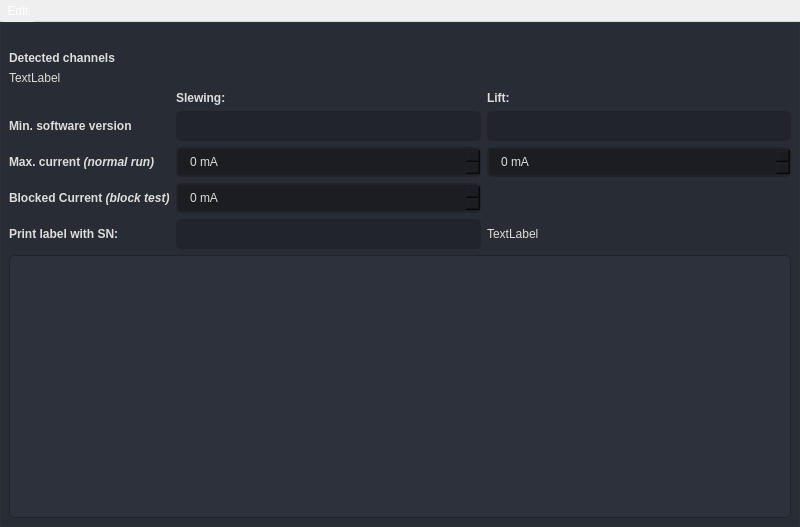
Above: app/ui/main.ui from davidsenoner/emec-drv-canopen-tester before the change. Below: the same form after it.
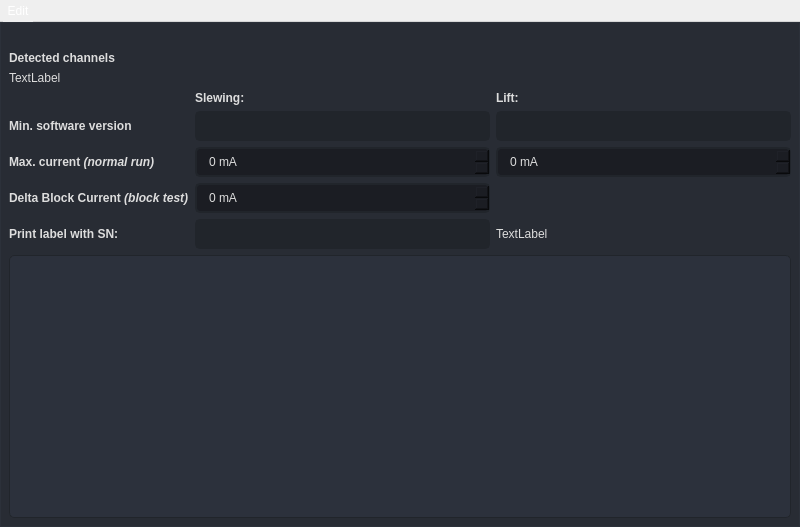
That is the form after the change. Icons and pictures are not drawn.

Commit message: feat: rename threshold setting to delta block current to avoid wrong settings to be loaded

What changed in the file:
```diff
--- a/app/ui/main.ui
+++ b/app/ui/main.ui
@@ -884,7 +884,7 @@
            <item row="3" column="0">
             <widget class="QLabel" name="label_2">
              <property name="text">
-              <string>&lt;html&gt;&lt;head/&gt;&lt;body&gt;&lt;h4 style=&quot; margin-top:12px; margin-bottom:12px; margin-left:0px; margin-right:0px; -qt-block-indent:0; text-indent:0px;&quot;&gt;&lt;span style=&quot; font-size:medium; font-weight:600;&quot;&gt;Blocked Current &lt;/span&gt;&lt;span style=&quot; font-size:medium; font-weight:600; font-style:italic;&quot;&gt;(block test)&lt;/span&gt;&lt;/h4&gt;&lt;/body&gt;&lt;/html&gt;</string>
+              <string>&lt;html&gt;&lt;head/&gt;&lt;body&gt;&lt;h4 style=&quot; margin-top:12px; margin-bottom:12px; margin-left:0px; margin-right:0px; -qt-block-indent:0; text-indent:0px;&quot;&gt;&lt;span style=&quot; font-size:medium; font-weight:600;&quot;&gt;Delta Block Current &lt;/span&gt;&lt;span style=&quot; font-size:medium; font-weight:600; font-style:italic;&quot;&gt;(block test)&lt;/span&gt;&lt;/h4&gt;&lt;/body&gt;&lt;/html&gt;</string>
              </property>
             </widget>
            </item>
```
Left out of the diff: 2 changed lines with no effect on the pictures. The commit also changes 1 other file.
